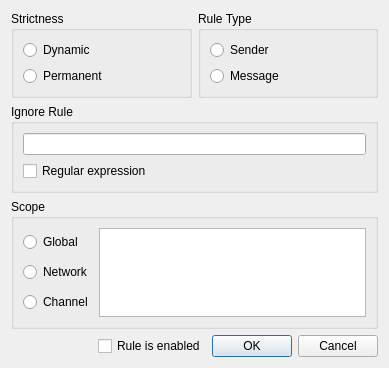
Above: src/qtui/settingspages/ignorelisteditdlg.ui from quassel/quassel before the change. Below: the same form after it.
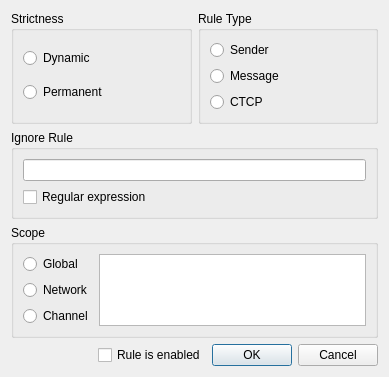
That is the form after the change. Icons and pictures are not drawn.

Commit message:
Initial CTCP ignore functionality
Kind of hacky solution to not break protocol.

Introduces new "type" in settingspage that causes the "Rule"
line to be interpreted as:

hostmask [CTCPCMD CTCPCMD]

for example:
* VERSION
blocks any version _request_ globally or on any configured network.
If no CTCPCMD is given, all CTCP requests will be ignored.

The edit to the form file:
```diff
--- a/src/qtui/settingspages/ignorelisteditdlg.ui
+++ b/src/qtui/settingspages/ignorelisteditdlg.ui
@@ -80,6 +80,13 @@
           </property>
          </widget>
         </item>
+        <item>
+         <widget class="QRadioButton" name="ctcpTypeButton">
+          <property name="text">
+           <string>CTCP</string>
+          </property>
+         </widget>
+        </item>
        </layout>
       </widget>
      </item>
```
The commit also changes 7 other files.
